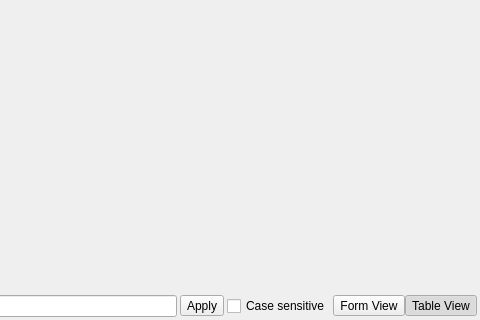
Qt form src/ui/qgsattributetabledialog.ui (qgis/QGIS) before a commit; both pictures show x 357 to 837 and y 250 to 570 of the 837 by 570 pixel window.
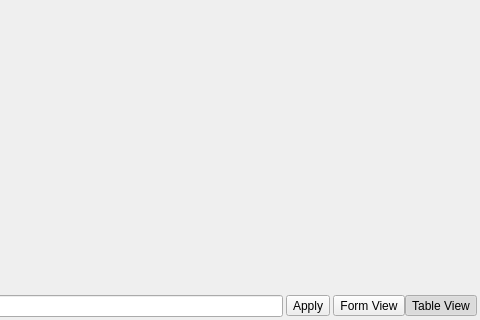
The same form after that commit. Icons and pictures are not drawn. Custom widgets are drawn as their Qt base class.

What changed in the file:
```diff
--- a/src/ui/qgsattributetabledialog.ui
+++ b/src/ui/qgsattributetabledialog.ui
@@ -586,16 +586,6 @@
        </property>
       </widget>
      </item>
-     <item>
-      <widget class="QCheckBox" name="mCbxCaseSensitive">
-       <property name="text">
-        <string>Case sensitive</string>
-       </property>
-       <property name="checked">
-        <bool>false</bool>
-       </property>
-      </widget>
-     </item>
      <item>
       <layout class="QHBoxLayout" name="horizontalLayout_2">
        <property name="spacing">
```
